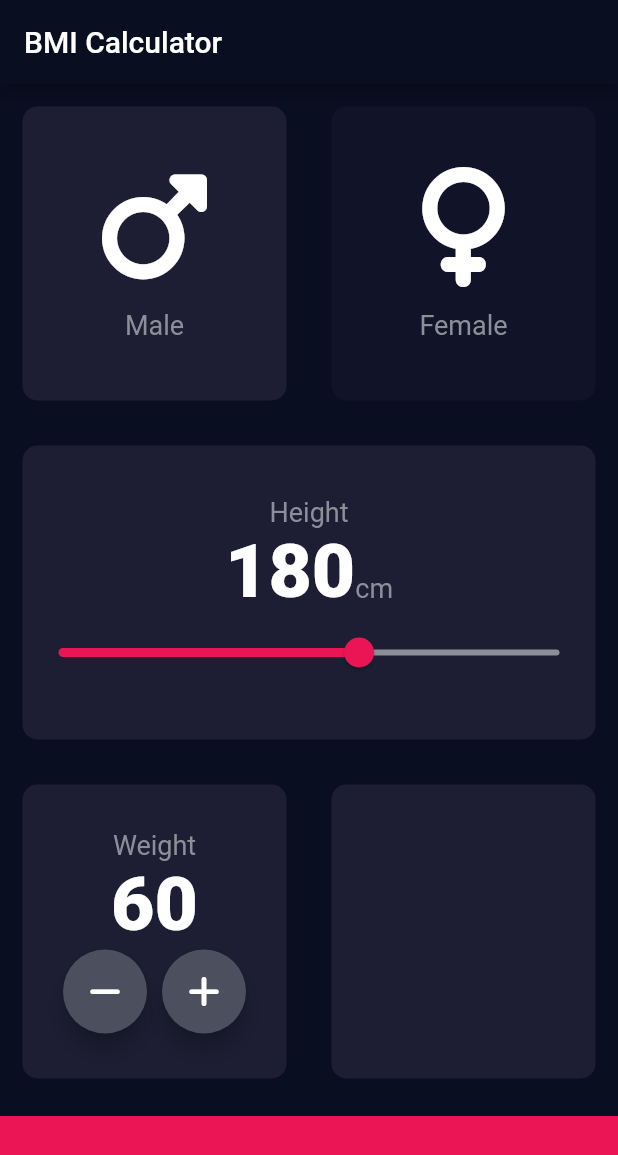
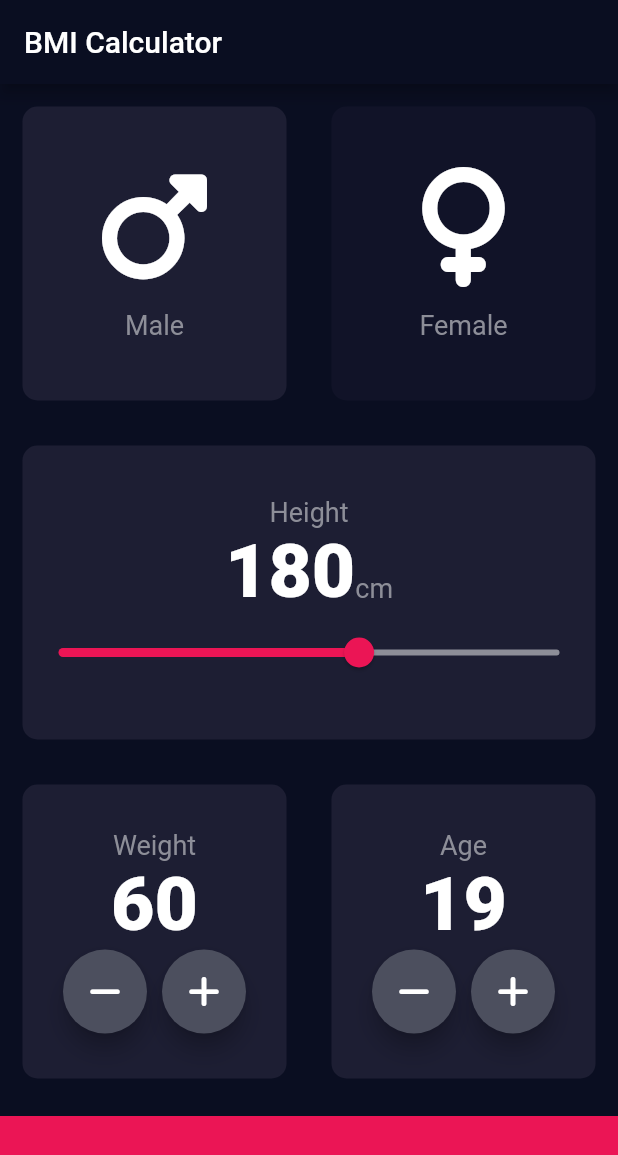
Before and after one commit to patilvivekw/Flutter-Demo, a Flutter app: the screen it shows after launch, on a phone screen of 412 x 824 dp. Shown: the top 1155 px of the screen. Run offline on Flutter 3.47's test engine with Material 2 defaults, Android fonts, the phone set to English and light mode, and no system bars; our stand-ins replace font_awesome_flutter.

Commit message:
age selection UI complete

```diff
--- a/lib/home_page.dart
+++ b/lib/home_page.dart
@@ -19,6 +19,7 @@ class _MyHomePageState extends State<MyHomePage> {
   Gender selectedGender = Gender.male;
   int height = 180;
   int weight = 60;
+  int age = 19;
 
   @override
   Widget build(BuildContext context) {
@@ -146,7 +147,47 @@ class _MyHomePageState extends State<MyHomePage> {
                   ],
                 ),
               )),
-              const Expanded(child: ReusableCard(color: kActiveCardColor)),
+              Expanded(
+                  child: ReusableCard(
+                color: kActiveCardColor,
+                cardChild: Column(
+                  mainAxisAlignment: MainAxisAlignment.center,
+                  children: [
+                    const Text(
+                      "Age",
+                      style: kLabelTextStyle,
+                    ),
+                    Text(
+                      age.toString(),
+                      style: kNumberTextStyle,
+                    ),
+                    Row(
+                      mainAxisAlignment: MainAxisAlignment.center,
+                      children: [
+                        RoundIconButton(
+                          icon: FontAwesomeIcons.minus,
+                          onPress: () {
+                            setState(() {
+                              age = age > 0 ? age - 1 : age;
+                            });
+                          },
+                        ),
+                        const SizedBox(
+                          width: 10.0,
+                        ),
+                        RoundIconButton(
+                          icon: FontAwesomeIcons.plus,
+                          onPress: () {
+                            setState(() {
+                              age = age + 1;
+                            });
+                          },
+                        )
+                      ],
+                    )
+                  ],
+                ),
+              )),
             ],
           )),
           Container(
```
